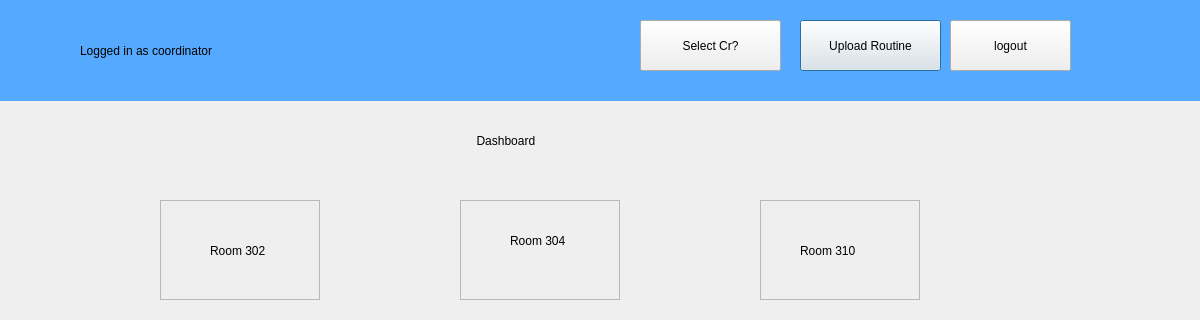
prazzx/Kakshya, file coordinatordash.ui: the form before one commit; both pictures show x 0 to 1200 and y 0 to 320 of the 1200 by 900 pixel window.
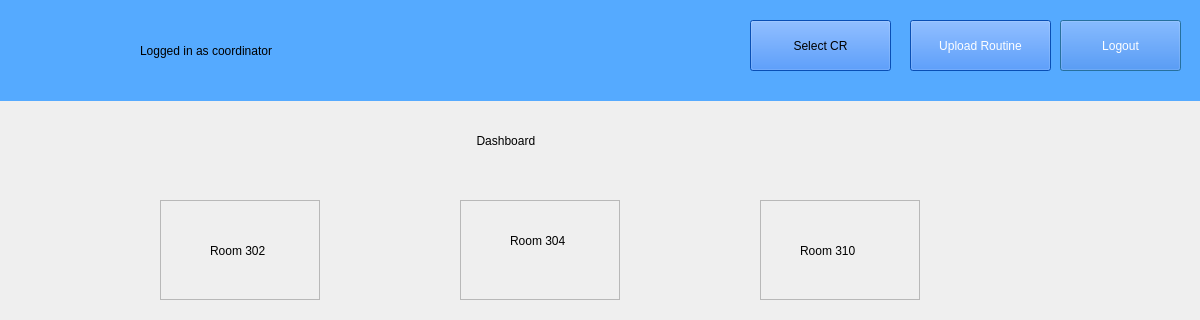
The form after the commit.

```diff
--- a/coordinatordash.ui
+++ b/coordinatordash.ui
@@ -13,45 +13,6 @@
   <property name="windowTitle">
    <string>Dialog</string>
   </property>
-  <widget class="QPushButton" name="pushButtonUpload">
-   <property name="geometry">
-    <rect>
-     <x>800</x>
-     <y>20</y>
-     <width>141</width>
-     <height>51</height>
-    </rect>
-   </property>
-   <property name="text">
-    <string>Upload Routine</string>
-   </property>
-  </widget>
-  <widget class="QPushButton" name="pushButton">
-   <property name="geometry">
-    <rect>
-     <x>950</x>
-     <y>20</y>
-     <width>121</width>
-     <height>51</height>
-    </rect>
-   </property>
-   <property name="text">
-    <string>logout</string>
-   </property>
-  </widget>
-  <widget class="QLabel" name="logo">
-   <property name="geometry">
-    <rect>
-     <x>20</x>
-     <y>20</y>
-     <width>141</width>
-     <height>91</height>
-    </rect>
-   </property>
-   <property name="text">
-    <string/>
-   </property>
-  </widget>
   <widget class="QLabel" name="label_2">
    <property name="geometry">
     <rect>
@@ -339,19 +300,6 @@
     </property>
    </widget>
   </widget>
-  <widget class="QPushButton" name="pushButtonUpload_2">
-   <property name="geometry">
-    <rect>
-     <x>640</x>
-     <y>20</y>
-     <width>141</width>
-     <height>51</height>
-    </rect>
-   </property>
-   <property name="text">
-    <string>Select Cr?</string>
-   </property>
-  </widget>
   <widget class="QWidget" name="widget" native="true">
    <property name="geometry">
     <rect>
@@ -376,7 +324,7 @@
    <widget class="QLabel" name="label">
     <property name="geometry">
      <rect>
-      <x>80</x>
+      <x>140</x>
       <y>10</y>
       <width>221</width>
       <height>81</height>
@@ -386,6 +334,74 @@
      <string>Logged in as coordinator</string>
     </property>
    </widget>
+   <widget class="QLabel" name="logo">
+    <property name="geometry">
+     <rect>
+      <x>30</x>
+      <y>0</y>
+      <width>141</width>
+      <height>91</height>
+     </rect>
+    </property>
+    <property name="text">
+     <string/>
+    </property>
+   </widget>
+   <widget class="QPushButton" name="pushButton">
+    <property name="geometry">
+     <rect>
+      <x>1060</x>
+      <y>20</y>
+      <width>121</width>
+      <height>51</height>
+     </rect>
+    </property>
+    <property name="styleSheet">
+     <string notr="true">background-color: rgb(13, 110, 253);
+color: rgb(255, 255, 255);</string>
+    </property>
+    <property name="text">
+     <string>Logout</string>
+    </property>
+   </widget>
+   <widget class="QPushButton" name="pushButtonUpload_2">
+    <property name="geometry">
+     <rect>
+      <x>750</x>
+      <y>20</y>
+      <width>141</width>
+      <height>51</height>
+     </rect>
+    </property>
+    <property name="styleSheet">
+     <string notr="true">background-color: rgb(13, 110, 253);</string>
+    </property>
+    <property name="text">
+     <string>Select CR</string>
+    </property>
+   </widget>
+   <widget class="QPushButton" name="pushButtonUpload">
+    <property name="geometry">
+     <rect>
+      <x>910</x>
+      <y>20</y>
+      <width>141</width>
+      <height>51</height>
+     </rect>
+    </property>
+    <property name="styleSheet">
+     <string notr="true">background-color: rgb(13, 110, 253);
+color: rgb(255, 255, 255);</string>
+    </property>
+    <property name="text">
+     <string>Upload Routine</string>
+    </property>
+   </widget>
+   <zorder>logo</zorder>
+   <zorder>label</zorder>
+   <zorder>pushButton</zorder>
+   <zorder>pushButtonUpload_2</zorder>
+   <zorder>pushButtonUpload</zorder>
   </widget>
   <zorder>widget</zorder>
   <zorder>pushButtonUpload</zorder>
```
Left out of the diff: 12 changed lines with no effect on the pictures.
